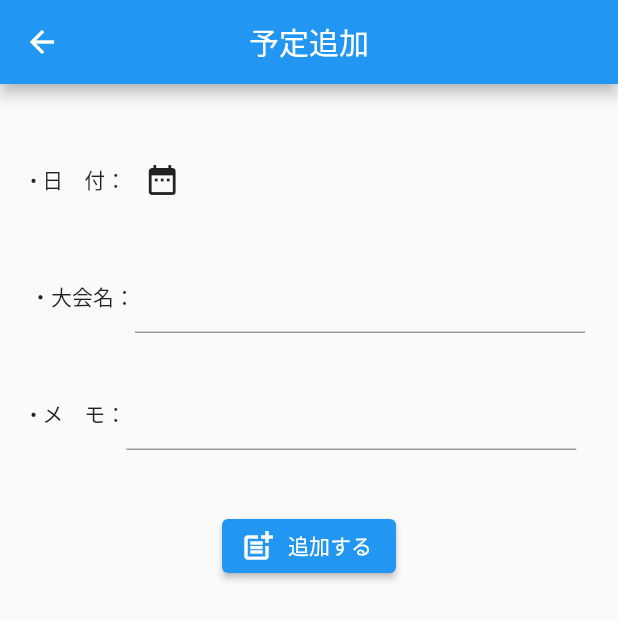
After one commit to Hiroki1111/pokeka_2, a Flutter app: the AddSchedulePage screen opened directly, on a phone screen of 412 x 824 dp. The commit adds this screen. Shown: the top 620 px of the screen. Run offline on Flutter 3.47's test engine with Material 2 defaults, Android fonts, the phone set to English and light mode, and no system bars; our stand-ins replace cloud_firestore, firebase_auth, firebase_core; accounts and stored records are empty.

Commit message:
スケジュールを追加するファイル作成　編集

```diff
--- /dev/null
+++ b/lib/View/Schedule/AddSchedule.dart
@@ -0,0 +1,145 @@
+import 'package:cloud_firestore/cloud_firestore.dart';
+import 'package:firebase_auth/firebase_auth.dart';
+import 'package:flutter/material.dart';
+import 'package:intl/intl.dart';
+import 'package:pokeka_2/View/Schedule/Schedule.dart';
+
+
+class AddSchedulePage extends StatefulWidget {
+  const AddSchedulePage({super.key});
+
+  @override
+  State<AddSchedulePage> createState() => _AddSchedulePageState();
+}
+
+class _AddSchedulePageState extends State<AddSchedulePage> {
+
+  final _tournamentName = TextEditingController();
+  final _memo = TextEditingController();
+  final uid = FirebaseAuth.instance.currentUser?.uid.toString();
+  var _labelText = '';
+  DateTime? _date;
+
+  Future<void> _selectDate(BuildContext context) async {
+    final DateTime? selected = await showDatePicker(
+      context: context,
+      locale: const Locale("ja"),
+      initialDate: DateTime.now(),
+      firstDate: DateTime(2022),
+      lastDate: DateTime(2100),
+    );
+    if (selected != null) {
+      setState(() {
+        // 日本語表記
+        _date = selected;
+        _labelText = (DateFormat.yMMMd("ja")).format(selected);
+      });
+    }
+  }
+
+  @override
+  Widget build(BuildContext context) {
+    return Scaffold(
+      appBar: AppBar(
+        centerTitle: true,
+        title: Text('予定追加'),
+      ),
+      body: Column(
+        children: [
+          SizedBox(
+            height: 40,
+          ),
+          Row(
+            children: [
+              Padding(padding: EdgeInsets.only(top: 20)),
+              SizedBox(
+                width: 20,
+              ),
+              Text('• 日　付：'),
+              SizedBox(
+                width: 300,
+                child: Row(
+                  children: [
+                    Text(
+                      _labelText,
+                      style: TextStyle(
+                        fontSize: 18,
+                      ),
+                    ),
+                    IconButton(
+                        onPressed: () {
+                          _selectDate(context);
+                        },
+                        icon: Icon(Icons.date_range)
+                    ),
+                  ],
+                ),
+              ),
+            ],
+          ),
+          Padding(padding: EdgeInsets.only(top: 30)),
+          Row(
+              children: [
+                SizedBox(
+                  width: 20,
+                ),
+                Text('・大会名：'),
+                SizedBox(
+                  width: 300,
+                  child: TextField(
+                    controller: _tournamentName,
+                    decoration: InputDecoration(
+                      labelStyle: TextStyle(
+                        color: Colors.black,
+                      ),
+                    ),
+                  ),
+                ),
+              ]
+          ),
+          Padding(padding: EdgeInsets.only(top: 30)),
+          Row(
+            children: [
+              SizedBox(
+                width: 20,
+              ),
+              Text('• メ　モ：'),
+              SizedBox(
+                width: 300,
+                child: TextField(
+                  controller: _memo,
+                  decoration: InputDecoration(
+                    labelStyle: TextStyle(
+                      color: Colors.black,
+                    ),
+                  ),
+                ),
+              ),
+            ],
+          ),
+          Padding(padding: EdgeInsets.only(top: 40)),
+          ElevatedButton.icon(
+            onPressed: () {
+              final schedule = <String, dynamic>{
+                'tournamentName': _tournamentName.text,
+                'memo': _memo.text,
+                'date': _date,
+              };
+              FirebaseFirestore.instance.collection('Users').doc(uid)
+                  .collection('schedule').add(schedule);
+
+              Navigator.pop(
+                context,
+                MaterialPageRoute(
+                    builder: (context) => SchedulePage(),
+                ),
+              );
+            },
+            icon: Icon(Icons.post_add), //アイコン
+            label: Text('追加する'), //テキスト
+          ),
+        ],
+      ),
+    );
+  }
+}
```
Also changed, not shown: lib/View/Schedule/Schedule.dart (renamed from lib/Schedule.dart, +9 -8 lines).
